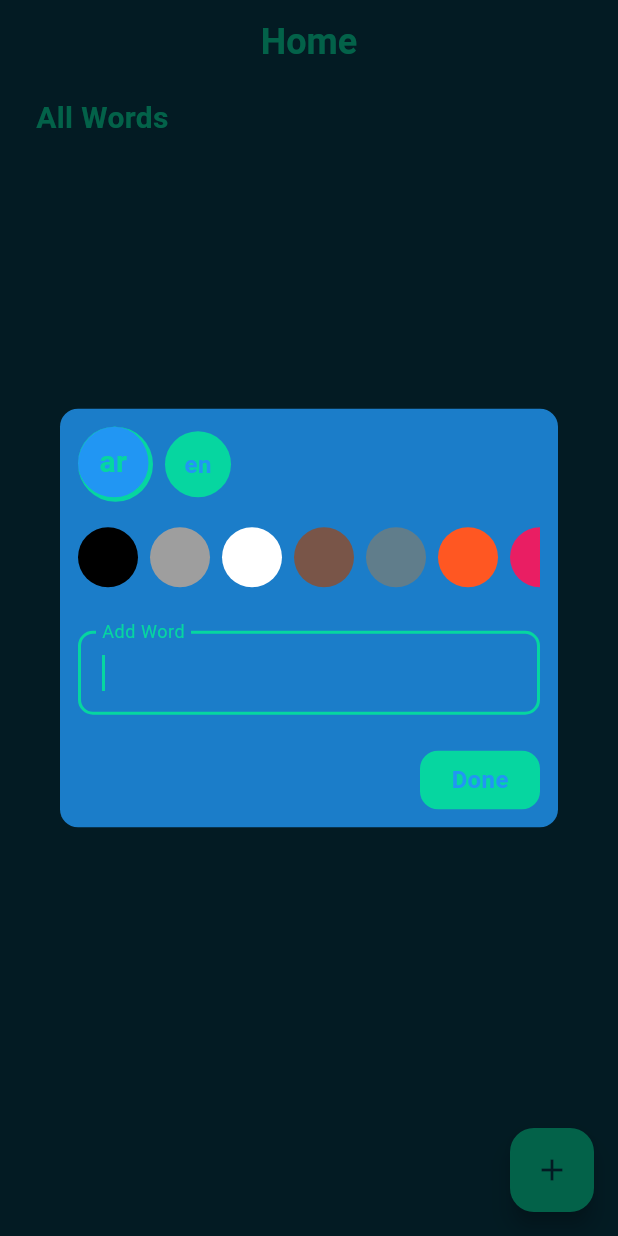
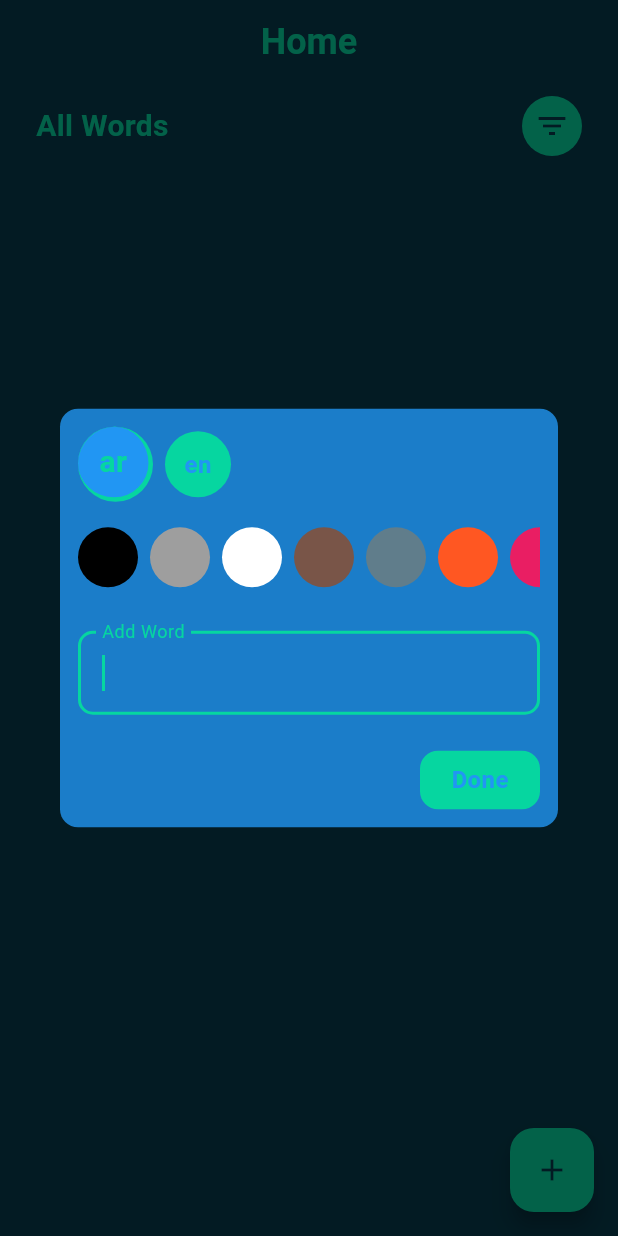
Before and after one commit to wael-saif23/words-note, a Flutter app: the screen it shows after launch, after a tap on the "add" icon, on a phone screen of 412 x 824 dp. Run offline on Flutter 3.47's test engine with Material 3 defaults, Android fonts, the phone set to English and light mode, and no system bars; our stand-ins replace bloc, flutter_bloc, hive_flutter; accounts and stored records are empty.

Commit message:
feat: Implement word filtering functionality
This commit introduces a filtering mechanism to the word list, allowing users to refine the displayed words based on various criteria.  It includes a new filter button that triggers a filter dialog, enabling users to select their desired filtering options.

```diff
--- a/lib/views/screens/home_view.dart
+++ b/lib/views/screens/home_view.dart
@@ -1,5 +1,5 @@
 import 'package:flutter/material.dart';
-import 'package:words_note/controller/read_words_cubit/read_words_cubit.dart';
+
 import 'package:words_note/views/styles/color_manager.dart';
 import 'package:words_note/views/widgets/add_word_dialog.dart';
 import 'package:words_note/views/widgets/language_filter_widget.dart';
@@ -19,6 +19,7 @@ class HomeView extends StatelessWidget {
         child: Column(
           children: [
             LanguageFilterWidget(),
+
           ],
         ),
       ),
--- a/lib/views/styles/color_manager.dart
+++ b/lib/views/styles/color_manager.dart
@@ -7,5 +7,6 @@ abstract class ColorManager {
   static const Color sunglow = Color(0xffffd166);
   static const Color brightPink = Color(0xffef476f);
   static const Color white = Colors.white;
+  static const Color black = Color.fromARGB(255, 0, 0, 0);
   static const Color transparent = Colors.transparent;
 }
--- /dev/null
+++ b/lib/views/widgets/filter_button.dart
@@ -0,0 +1,26 @@
+import 'package:flutter/material.dart';
+
+import 'package:words_note/views/styles/color_manager.dart';
+import 'package:words_note/views/widgets/filter_dialoge.dart';
+
+class FilterButton extends StatelessWidget {
+  const FilterButton({super.key});
+
+  @override
+  Widget build(BuildContext context) {
+    return InkWell(
+      onTap: () {
+        showDialog(
+            context: context, builder: (context) => const FilterDialoge());
+      },
+      child: const CircleAvatar(
+        backgroundColor: ColorManager.emerald,
+        radius: 20,
+        child: Icon(
+          Icons.filter_list,
+          color: ColorManager.midnightGreen,
+        ),
+      ),
+    );
+  }
+}
--- a/lib/views/widgets/language_filter_widget.dart
+++ b/lib/views/widgets/language_filter_widget.dart
@@ -1,6 +1,7 @@
 import 'package:flutter/widgets.dart';
 import 'package:words_note/controller/read_words_cubit/read_words_cubit.dart';
 import 'package:words_note/views/styles/color_manager.dart';
+import 'package:words_note/views/widgets/filter_button.dart';
 
 class LanguageFilterWidget extends StatelessWidget {
   const LanguageFilterWidget({super.key});
@@ -8,12 +9,17 @@ class LanguageFilterWidget extends StatelessWidget {
   @override
   Widget build(BuildContext context) {
     return Row(
+      mainAxisAlignment: MainAxisAlignment.spaceBetween,
       children: [
-        Text(_getLanguageFiltertoString(languageFilter: ReadWordsCubit.get(context).languageFilter),
-        style: const TextStyle(fontSize: 20,
-        color: ColorManager.emerald,
-        fontWeight: FontWeight.bold
-        ),),
+        Text(
+          _getLanguageFiltertoString(
+              languageFilter: ReadWordsCubit.get(context).languageFilter),
+          style: const TextStyle(
+              fontSize: 20,
+              color: ColorManager.emerald,
+              fontWeight: FontWeight.bold),
+        ),
+        const FilterButton(),
       ],
     );
   }
```
Also changed, not shown: lib/views/widgets/filter_dialoge.dart (added, +42 -0 lines).
